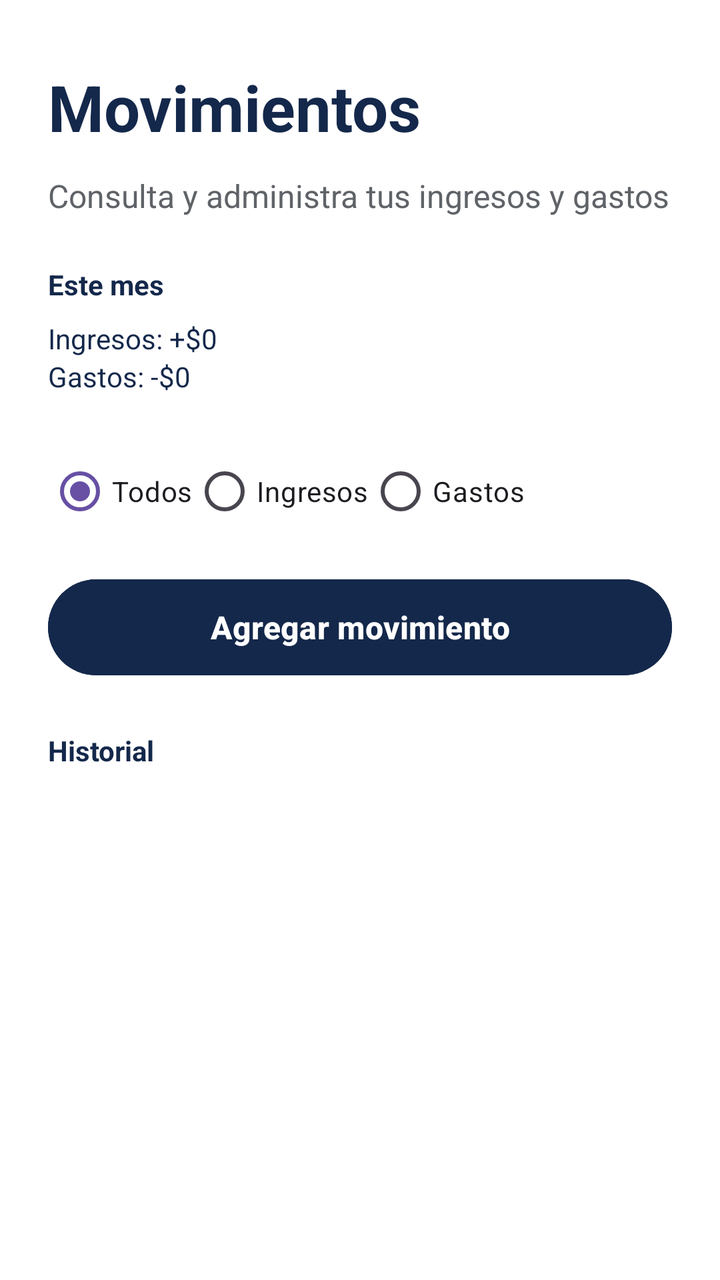
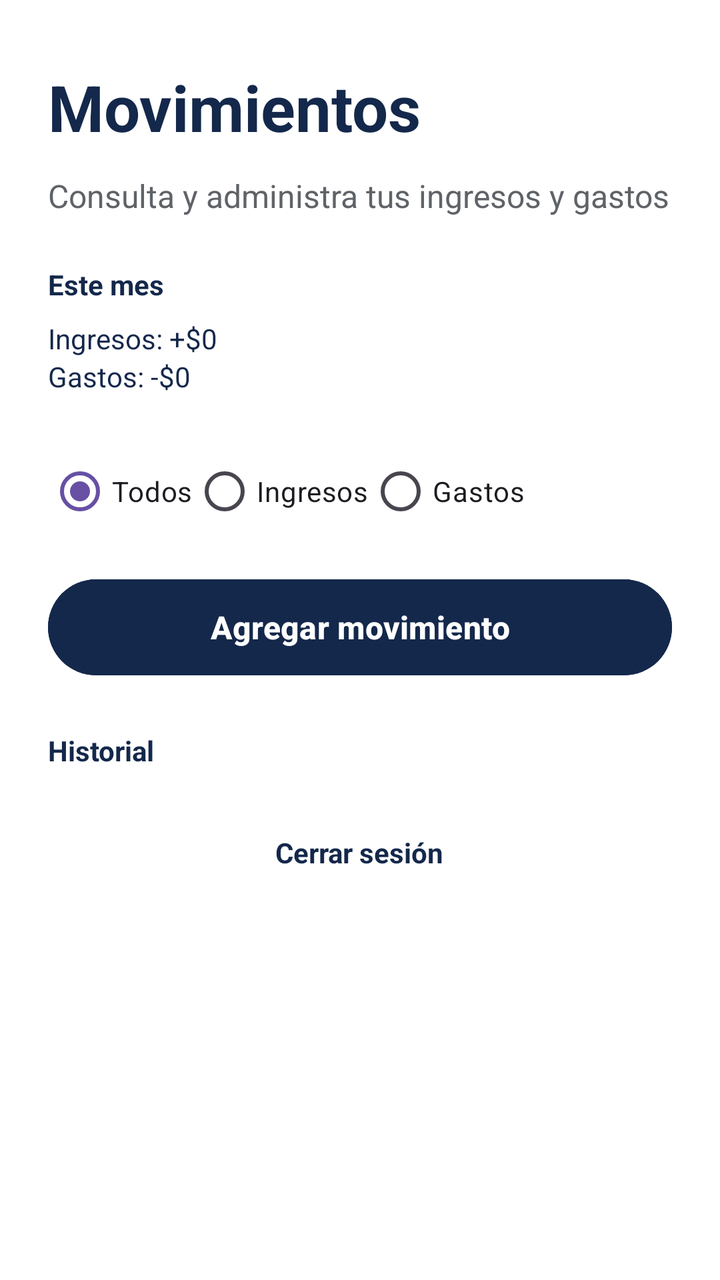

Compare the two renders of this Android layout. The source of the first and the diff that turns it into the second are given below.
<!-- AndroidManifest.xml: application theme Theme.Incashproyecto -->
<!-- res/layout/activity_movimientos.xml -->
<?xml version="1.0" encoding="utf-8"?>
<ScrollView
    xmlns:android="http://schemas.android.com/apk/res/android"
    android:layout_width="match_parent"
    android:layout_height="match_parent"
    android:fitsSystemWindows="true"
    android:background="#FFFFFF">

    <LinearLayout
        android:layout_width="match_parent"
        android:layout_height="wrap_content"
        android:orientation="vertical"
        android:paddingHorizontal="24dp"
        android:paddingVertical="32dp">

        <TextView
            android:layout_width="match_parent"
            android:layout_height="wrap_content"
            android:text="Movimientos"
            android:textColor="#14284B"
            android:textSize="32sp"
            android:textStyle="bold" />

        <TextView
            android:layout_width="match_parent"
            android:layout_height="wrap_content"
            android:layout_marginTop="12dp"
            android:layout_marginBottom="24dp"
            android:text="Consulta y administra tus ingresos y gastos"
            android:textColor="#5F6368"
            android:textSize="16sp" />

        <TextView
            android:layout_width="wrap_content"
            android:layout_height="wrap_content"
            android:layout_marginBottom="8dp"
            android:text="Este mes"
            android:textColor="#14284B"
            android:textSize="14sp"
            android:textStyle="bold" />

        <TextView
            android:id="@+id/tvIngresosMes"
            android:layout_width="wrap_content"
            android:layout_height="wrap_content"
            android:text="Ingresos: +$0"
            android:textColor="#14284B" />

        <TextView
            android:id="@+id/tvGastosMes"
            android:layout_width="wrap_content"
            android:layout_height="wrap_content"
            android:layout_marginBottom="24dp"
            android:text="Gastos: -$0"
            android:textColor="#14284B" />

        <RadioGroup
            android:id="@+id/rgFiltro"
            android:layout_width="match_parent"
            android:layout_height="wrap_content"
            android:layout_marginBottom="16dp"
            android:checkedButton="@id/rbTodos"
            android:orientation="horizontal">

            <RadioButton
                android:id="@+id/rbTodos"
                android:layout_width="wrap_content"
                android:layout_height="wrap_content"
                android:text="Todos" />

            <RadioButton
                android:id="@+id/rbIngresos"
                android:layout_width="wrap_content"
                android:layout_height="wrap_content"
                android:text="Ingresos" />

            <RadioButton
                android:id="@+id/rbGastos"
                android:layout_width="wrap_content"
                android:layout_height="wrap_content"
                android:text="Gastos" />
        </RadioGroup>

        <Button
            android:id="@+id/btnNuevo"
            android:layout_width="match_parent"
            android:layout_height="56dp"
            android:layout_marginBottom="24dp"
            android:backgroundTint="#14284B"
            android:text="Agregar movimiento"
            android:textAllCaps="false"
            android:textColor="#FFFFFF"
            android:textSize="16sp"
            android:textStyle="bold" />

        <TextView
            android:layout_width="wrap_content"
            android:layout_height="wrap_content"
            android:text="Historial"
            android:textColor="#14284B"
            android:textSize="14sp"
            android:textStyle="bold" />

        <LinearLayout
            android:id="@+id/listaMovimientos"
            android:layout_width="match_parent"
            android:layout_height="wrap_content"
            android:orientation="vertical" />

        <TextView
            android:id="@+id/tvVacio"
            android:layout_width="match_parent"
            android:layout_height="wrap_content"
            android:layout_marginTop="16dp"
            android:text="Aún no tienes movimientos"
            android:textColor="#5F6368"
            android:visibility="gone" />

        <TextView
            android:id="@+id/tvVerMas"
            android:layout_width="match_parent"
            android:layout_height="wrap_content"
            android:layout_marginTop="16dp"
            android:gravity="center"
            android:padding="8dp"
            android:text="Ver más movimientos"
            android:textColor="#14284B"
            android:textStyle="bold"
            android:visibility="gone" />
    </LinearLayout>
</ScrollView>
<!-- resources referenced by this layout -->
<resources>
  <style name="Theme.Incashproyecto" parent="Base.Theme.Incashproyecto" />
  <style name="Base.Theme.Incashproyecto" parent="Theme.Material3.DayNight.NoActionBar">
          
          
      </style>
</resources>

<!-- the commit's change to res/layout/activity_movimientos.xml (unified diff, before → after) -->
@@ -127,5 +127,16 @@
             android:textColor="#14284B"
             android:textStyle="bold"
             android:visibility="gone" />
+
+        <TextView
+            android:id="@+id/tvCerrarSesion"
+            android:layout_width="wrap_content"
+            android:layout_height="wrap_content"
+            android:layout_gravity="center_horizontal"
+            android:layout_marginTop="24dp"
+            android:padding="8dp"
+            android:text="Cerrar sesión"
+            android:textColor="#14284B"
+            android:textStyle="bold" />
     </LinearLayout>
 </ScrollView>
